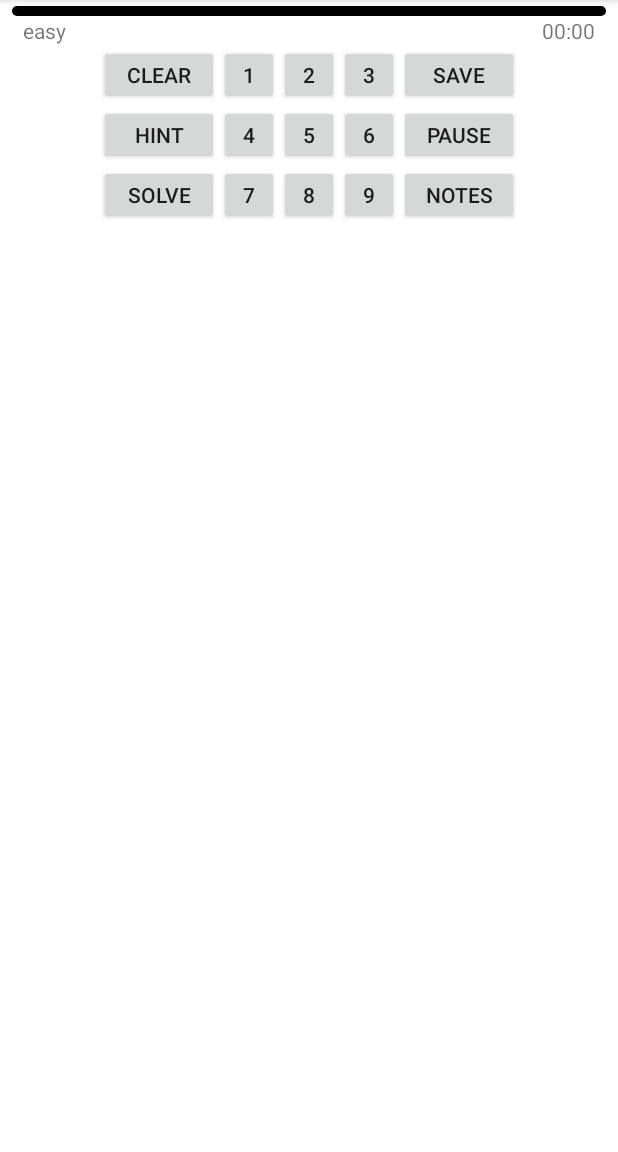
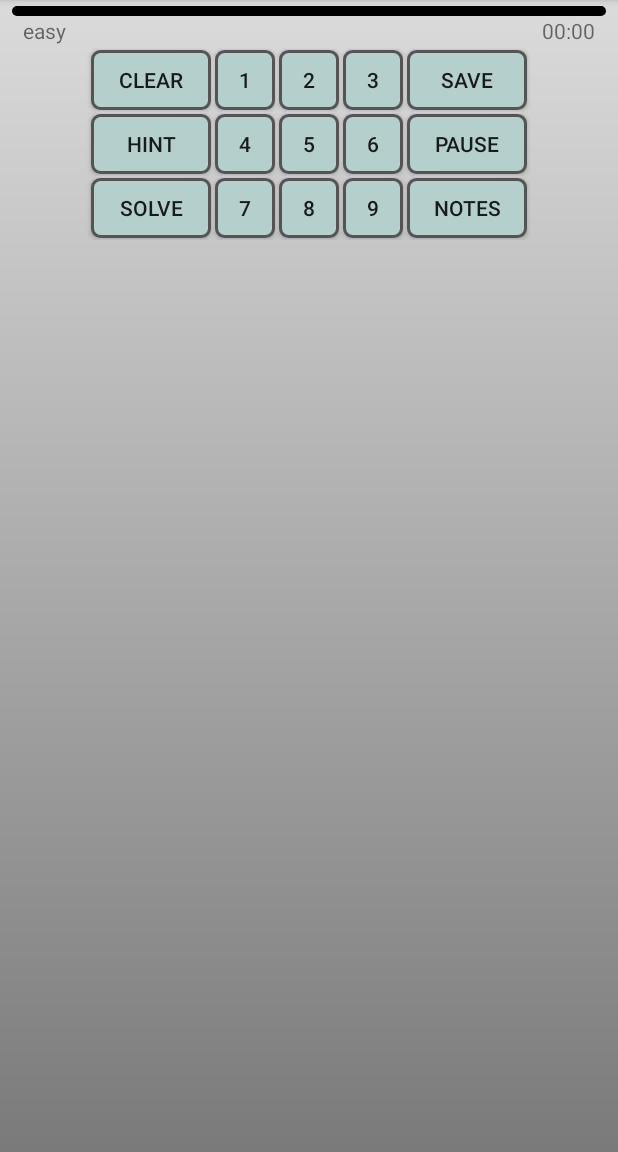
Before and after one commit to valesken/ClassicSudoku, an Android app: the layout fragment_game.xml on its own in the app's theme, with its tools: preview values and no code run, on a phone screen of 412 x 824 dp, the part 84-1236 px from its top. Run offline under Robolectric (Android 15) with nearby library versions, the phone set to English and light mode, and no system bars.

Commit message:
Customizing style
Custom buttons, dark and light themed background, and launcher icon.

```diff
--- /dev/null
+++ b/ClassicSudoku/app/src/main/res/drawable/dark_bg.xml
@@ -0,0 +1,13 @@
+<?xml version="1.0" encoding="utf-8"?>
+
+<shape
+    xmlns:android="http://schemas.android.com/apk/res/android"
+    android:shape="rectangle">
+    <gradient
+        android:angle="90"
+        android:centerX="100%"
+        android:centerColor="#1F1F12"
+        android:startColor="#000000"
+        android:endColor="#292929"
+        android:type="linear" />
+</shape>
--- /dev/null
+++ b/ClassicSudoku/app/src/main/res/drawable/game_button_default.xml
@@ -0,0 +1,18 @@
+<?xml version="1.0" encoding="utf-8"?>
+
+<shape
+    xmlns:android="http://schemas.android.com/apk/res/android"
+    android:shape="rectangle">
+    <corners
+        android:radius="5dp" />
+    <solid
+        android:color="#B4CFCC" />
+    <padding
+        android:left="20dp"
+        android:top="10dp"
+        android:right="20dp"
+        android:bottom="10dp" />
+    <stroke
+        android:width="2dp"
+        android:color="#545454" />
+</shape>
--- /dev/null
+++ b/ClassicSudoku/app/src/main/res/drawable/game_button_disabled.xml
@@ -0,0 +1,18 @@
+<?xml version="1.0" encoding="utf-8"?>
+
+<shape
+    xmlns:android="http://schemas.android.com/apk/res/android"
+    android:shape="rectangle">
+    <corners
+        android:radius="5dp" />
+    <solid
+        android:color="#55666666" />
+    <padding
+        android:left="20dp"
+        android:top="10dp"
+        android:right="20dp"
+        android:bottom="10dp" />
+    <stroke
+        android:width="2dp"
+        android:color="#55666666" />
+</shape>
--- /dev/null
+++ b/ClassicSudoku/app/src/main/res/drawable/game_button_pressed.xml
@@ -0,0 +1,18 @@
+<?xml version="1.0" encoding="utf-8"?>
+
+<shape
+    xmlns:android="http://schemas.android.com/apk/res/android"
+    android:shape="rectangle">
+    <corners
+        android:radius="5dp" />
+    <solid
+        android:color="#2AA4C9" />
+    <padding
+        android:left="20dp"
+        android:top="10dp"
+        android:right="20dp"
+        android:bottom="10dp" />
+    <stroke
+        android:width="2dp"
+        android:color="#BABABA" />
+</shape>
--- /dev/null
+++ b/ClassicSudoku/app/src/main/res/drawable/game_button_selector.xml
@@ -0,0 +1,8 @@
+<?xml version="1.0" encoding="utf-8"?>
+
+<selector xmlns:android="http://schemas.android.com/apk/res/android">
+    <item android:state_enabled="false" android:drawable="@drawable/game_button_disabled" />
+    <item android:state_pressed="true" android:drawable="@drawable/game_button_pressed" />
+    <item android:state_focused="true" android:drawable="@drawable/game_button_pressed" />
+    <item android:drawable="@drawable/game_button_default" />
+</selector>
--- /dev/null
+++ b/ClassicSudoku/app/src/main/res/drawable/light_bg.xml
@@ -0,0 +1,13 @@
+<?xml version="1.0" encoding="utf-8"?>
+
+<shape
+    xmlns:android="http://schemas.android.com/apk/res/android"
+    android:shape="rectangle">
+    <gradient
+        android:angle="90"
+        android:centerX="0%"
+        android:centerColor="#7A7A7A"
+        android:startColor="#595858"
+        android:endColor="#DBDBDB"
+        android:type="linear" />
+</shape>
--- a/ClassicSudoku/app/src/main/res/layout/fragment_about.xml
+++ b/ClassicSudoku/app/src/main/res/layout/fragment_about.xml
@@ -4,7 +4,7 @@
     xmlns:android="http://schemas.android.com/apk/res/android"
     android:layout_width="match_parent"
     android:layout_height="match_parent"
-    android:background="@android:color/white">
+    android:background="@drawable/light_bg">
 
     <ScrollView
         android:layout_width="fill_parent"
@@ -19,36 +19,42 @@
                 android:layout_width="fill_parent"
                 android:layout_height="wrap_content"
                 android:layout_marginBottom="10dp"
+                android:textColor="@android:color/black"
                 android:text="@string/about_app_string"/>
 
             <TextView
                 android:layout_width="fill_parent"
                 android:layout_height="wrap_content"
                 android:layout_marginBottom="10dp"
+                android:textColor="@android:color/black"
                 android:text="@string/about_app_string2" />
 
             <TextView
                 android:layout_width="fill_parent"
                 android:layout_height="wrap_content"
                 android:layout_marginBottom="10dp"
+                android:textColor="@android:color/black"
                 android:text="@string/about_app_string3"/>
 
             <TextView
                 android:layout_width="fill_parent"
                 android:layout_height="wrap_content"
                 android:layout_marginBottom="10dp"
+                android:textColor="@android:color/black"
                 android:text="@string/about_app_string4"/>
 
             <TextView
                 android:layout_width="fill_parent"
                 android:layout_height="wrap_content"
                 android:layout_marginBottom="10dp"
+                android:textColor="@android:color/black"
                 android:text="@string/about_app_string5"/>
 
             <TextView
                 android:layout_width="fill_parent"
                 android:layout_height="wrap_content"
                 android:layout_marginBottom="10dp"
+                android:textColor="@android:color/black"
                 android:text="@string/about_app_string6"/>
 
         </LinearLayout>
--- a/ClassicSudoku/app/src/main/res/layout/fragment_game.xml
+++ b/ClassicSudoku/app/src/main/res/layout/fragment_game.xml
@@ -3,24 +3,8 @@
 <RelativeLayout xmlns:android="http://schemas.android.com/apk/res/android"
     android:layout_width="match_parent"
     android:layout_height="match_parent"
-    android:background="@android:color/white"
-    android:paddingRight="0dp">
-
-    <!--<GridView
-        android:id="@+id/grid"
-        android:layout_width="wrap_content"
-        android:layout_height="wrap_content"
-        android:layout_marginBottom="0dp"
-        android:layout_marginRight="0dp"
-        android:paddingRight="0dp"
-        android:layout_centerHorizontal="true"
-        android:gravity="center"
-        android:layout_gravity="center"
-        android:scrollbars="none"
-        android:clipChildren="true"
-        android:numColumns="@integer/board_size"
-        android:stretchMode="columnWidth"
-        android:background="@android:color/transparent" />-->
+    android:paddingRight="0dp"
+    android:background="@drawable/light_bg">
 
     <TableLayout
         android:id="@+id/grid"
@@ -69,7 +53,7 @@
         android:layout_height="match_parent"
         android:layout_below="@+id/textbar"
         android:layout_centerHorizontal="true"
-        android:layout_margin="0dp">
+        android:layout_margin="2dp">
         <TableRow
             android:layout_width="match_parent"
             android:layout_height="match_parent"
@@ -80,35 +64,40 @@
                 android:id="@+id/clear"
                 android:layout_width="80dp"
                 android:layout_height="40dp"
-                android:layout_margin="0dp"
+                android:layout_margin="1dp"
+                android:background="@drawable/game_button_selector"
                 android:padding="0dp"
                 android:text="Clear"/>
             <Button
                 android:id="@+id/one"
                 android:layout_width="40dp"
                 android:layout_height="40dp"
-                android:layout_margin="0dp"
+                android:layout_margin="1dp"
+                android:background="@drawable/game_button_selector"
                 android:padding="0dp"
                 android:text="1"/>
             <Button
                 android:id="@+id/two"
                 android:layout_width="40dp"
                 android:layout_height="40dp"
-                android:layout_margin="0dp"
+                android:layout_margin="1dp"
+                android:background="@drawable/game_button_selector"
                 android:padding="0dp"
                 android:text="2"/>
             <Button
                 android:id="@+id/three"
                 android:layout_width="40dp"
                 android:layout_height="40dp"
-                android:layout_margin="0dp"
+                android:layout_margin="1dp"
+                android:background="@drawable/game_button_selector"
                 android:padding="0dp"
                 android:text="3"/>
             <Button
                 android:id="@+id/save"
                 android:layout_width="80dp"
                 android:layout_height="40dp"
-                android:layout_margin="0dp"
+                android:layout_margin="1dp"
+                android:background="@drawable/game_button_selector"
                 android:padding="0dp"
                 android:text="Save"/>
         </TableRow>
@@ -122,35 +111,40 @@
                 android:id="@+id/hint"
                 android:layout_width="80dp"
                 android:layout_height="40dp"
-                android:layout_margin="0dp"
+                android:layout_margin="1dp"
+                android:background="@drawable/game_button_selector"
                 android:padding="0dp"
                 android:text="Hint"/>
             <Button
                 android:id="@+id/four"
                 android:layout_width="40dp"
                 android:layout_height="40dp"
-                android:layout_margin="0dp"
+                android:layout_margin="1dp"
+                android:background="@drawable/game_button_selector"
                 android:padding="0dp"
                 android:text="4"/>
             <Button
                 android:id="@+id/five"
                 android:layout_width="40dp"
                 android:layout_height="40dp"
-                android:layout_margin="0dp"
+                android:layout_margin="1dp"
+                android:background="@drawable/game_button_selector"
                 android:padding="0dp"
                 android:text="5"/>
             <Button
                 android:id="@+id/six"
                 android:layout_width="40dp"
                 android:layout_height="40dp"
-                android:layout_margin="0dp"
+                android:layout_margin="1dp"
+                android:background="@drawable/game_button_selector"
                 android:padding="0dp"
                 android:text="6"/>
             <Button
                 android:id="@+id/pause"
                 android:layout_width="80dp"
                 android:layout_height="40dp"
-                android:layout_margin="0dp"
+                android:layout_margin="1dp"
+                android:background="@drawable/game_button_selector"
                 android:padding="0dp"
                 android:text="Pause"/>
         </TableRow>
@@ -164,35 +158,40 @@
                 android:id="@+id/solve"
                 android:layout_width="80dp"
                 android:layout_height="40dp"
-                android:layout_margin="0dp"
+                android:layout_margin="1dp"
+                android:background="@drawable/game_button_selector"
                 android:padding="0dp"
                 android:text="Solve"/>
             <Button
                 android:id="@+id/seven"
                 android:layout_width="40dp"
                 android:layout_height="40dp"
-                android:layout_margin="0dp"
+                android:layout_margin="1dp"
+                android:background="@drawable/game_button_selector"
                 android:padding="0dp"
                 android:text="7"/>
             <Button
                 android:id="@+id/eight"
                 android:layout_width="40dp"
                 android:layout_height="40dp"
-                android:layout_margin="0dp"
+                android:layout_margin="1dp"
+                android:background="@drawable/game_button_selector"
                 android:padding="0dp"
                 android:text="8"/>
             <Button
                 android:id="@+id/nine"
                 android:layout_width="40dp"
                 android:layout_height="40dp"
-                android:layout_margin="0dp"
+                android:layout_margin="1dp"
+                android:background="@drawable/game_button_selector"
                 android:padding="0dp"
                 android:text="9"/>
             <Button
                 android:id="@+id/mode_switch"
                 android:layout_width="80dp"
                 android:layout_height="40dp"
-                android:layout_margin="0dp"
+                android:layout_margin="1dp"
+                android:background="@drawable/game_button_selector"
                 android:padding="0dp"
                 android:text="Notes"/>
         </TableRow>
--- a/ClassicSudoku/app/src/main/res/layout/fragment_high_score.xml
+++ b/ClassicSudoku/app/src/main/res/layout/fragment_high_score.xml
@@ -4,7 +4,7 @@
     android:layout_width="match_parent"
     android:layout_height="match_parent"
     android:scrollbars="vertical"
-    android:background="@android:color/white">
+    android:background="@drawable/light_bg">
 
     <Spinner
         android:id="@+id/high_scores_spinner"
@@ -44,12 +44,16 @@
             android:layout_width="fill_parent"
             android:layout_height="wrap_content"
             android:layout_weight="1"
+            android:layout_margin="2dp"
+            android:background="@drawable/game_button_selector"
             android:text="Back"/>
         <Button
             android:id="@+id/high_scores_reset_button"
             android:layout_width="fill_parent"
             android:layout_height="wrap_content"
             android:layout_weight="1"
+            android:layout_margin="2dp"
+            android:background="@drawable/game_button_selector"
             android:text="Reset" />
     </LinearLayout>
 
--- a/ClassicSudoku/app/src/main/res/layout/fragment_load.xml
+++ b/ClassicSudoku/app/src/main/res/layout/fragment_load.xml
@@ -3,7 +3,7 @@
 <RelativeLayout xmlns:android="http://schemas.android.com/apk/res/android"
     android:layout_width="match_parent"
     android:layout_height="match_parent"
-    android:background="@android:color/white">
+    android:background="@drawable/light_bg">
 
     <TextView
         android:id="@+id/load_empty_message"
@@ -32,12 +32,16 @@
             android:layout_width="fill_parent"
             android:layout_height="wrap_content"
             android:layout_weight="1"
+            android:layout_margin="2dp"
+            android:background="@drawable/game_button_selector"
             android:text="Cancel"/>
         <Button
             android:id="@+id/load_load_button"
             android:layout_width="fill_parent"
             android:layout_height="wrap_content"
             android:layout_weight="1"
+            android:layout_margin="2dp"
+            android:background="@drawable/game_button_selector"
             android:text="Load"/>
     </LinearLayout>
 
--- a/ClassicSudoku/app/src/main/res/layout/fragment_main.xml
+++ b/ClassicSudoku/app/src/main/res/layout/fragment_main.xml
@@ -7,7 +7,8 @@
     android:paddingRight="@dimen/activity_horizontal_margin"
     android:paddingTop="@dimen/activity_vertical_margin"
     android:paddingBottom="@dimen/activity_vertical_margin"
-    tools:context=".MainActivity$PlaceholderFragment">
+    tools:context=".MainActivity$PlaceholderFragment"
+    android:background="@drawable/light_bg">
 
     <LinearLayout
         android:layout_width="wrap_content"
@@ -18,26 +19,36 @@
             android:id="@+id/resume_game_button"
             android:layout_width="fill_parent"
             android:layout_height="wrap_content"
+            android:layout_margin="2dp"
+            android:background="@drawable/game_button_selector"
             android:text="Resume Game"/>
         <Button
             android:id="@+id/new_game_button"
             android:layout_width="fill_parent"
             android:layout_height="wrap_content"
+            android:layout_margin="2dp"
+            android:background="@drawable/game_button_selector"
             android:text="New Game" />
         <Button
             android:id="@+id/load_game_button"
             android:layout_width="fill_parent"
             android:layout_height="wrap_content"
+            android:layout_margin="2dp"
+            android:background="@drawable/game_button_selector"
             android:text="Load Game"/>
         <Button
             android:id="@+id/about_button"
             android:layout_width="fill_parent"
             android:layout_height="wrap_content"
-            android:text="About Classic Sudoku" />
+            android:layout_margin="2dp"
+            android:background="@drawable/game_button_selector"
+            android:text="About" />
         <Button
             android:id="@+id/high_scores_button"
             android:layout_width="fill_parent"
             android:layout_height="wrap_content"
+            android:layout_margin="2dp"
+            android:background="@drawable/game_button_selector"
             android:text="High Scores" />
     </LinearLayout>
 
```
Also changed, not shown: ClassicSudoku/app/src/main/res/drawable-hdpi/ic_launcher.png, ClassicSudoku/app/src/main/res/drawable-mdpi/ic_launcher.png, ClassicSudoku/app/src/main/res/drawable-xhdpi/ic_launcher.png, ClassicSudoku/app/src/main/res/drawable-xxhdpi/ic_launcher.png.
